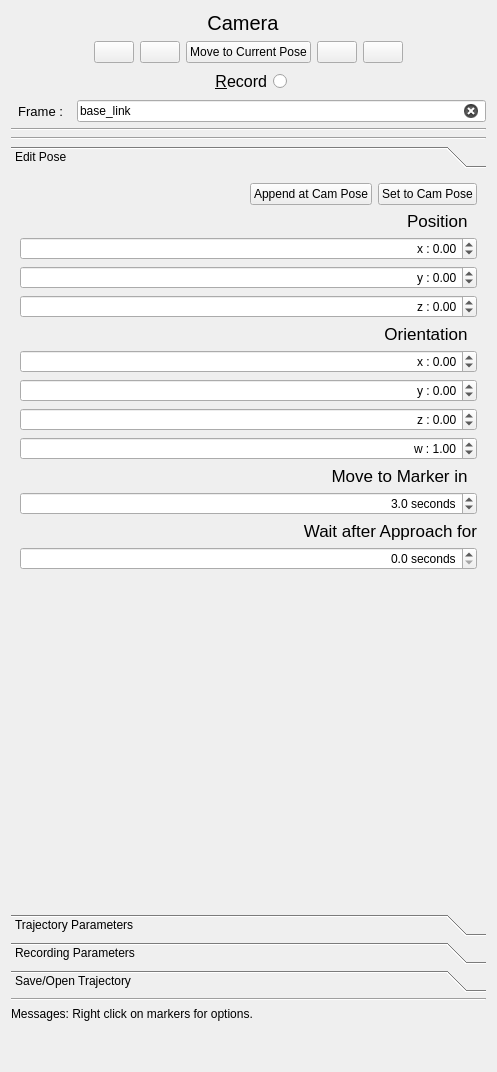
Old version of the form rviz_cinematographer_gui/src/rviz_cinematographer_gui.ui in the repository AIS-Bonn/rviz_cinematographer.
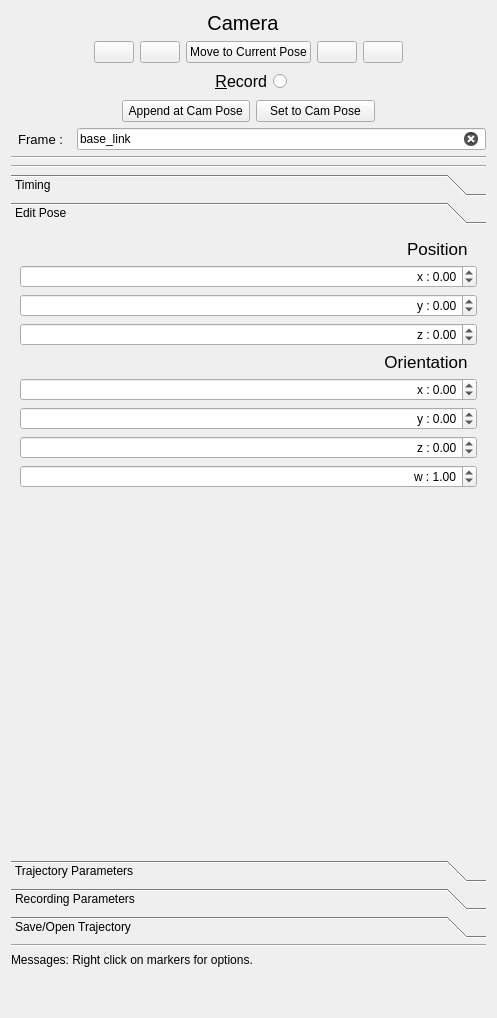
New version of the form. The open tabs and pages were chosen to show the change. Icons and pictures are not drawn.

Commit message: rviz_cinematographer_gui: added table to set transition and wait durations + reorganized gui. addressing issue #5

Diff of the .ui file:
```diff
--- a/rviz_cinematographer_gui/src/rviz_cinematographer_gui.ui
+++ b/rviz_cinematographer_gui/src/rviz_cinematographer_gui.ui
@@ -7,7 +7,7 @@
     <x>0</x>
     <y>0</y>
     <width>497</width>
-    <height>1072</height>
+    <height>1018</height>
    </rect>
   </property>
   <property name="windowTitle">
@@ -300,6 +300,68 @@
        </item>
       </layout>
      </item>
+     <item>
+      <layout class="QHBoxLayout" name="horizontalLayout_2">
+       <item>
+        <spacer name="horizontalSpacer_2">
+         <property name="orientation">
+          <enum>Qt::Horizontal</enum>
+         </property>
+         <property name="sizeHint" stdset="0">
+          <size>
+           <width>40</width>
+           <height>20</height>
+          </size>
+         </property>
+        </spacer>
+       </item>
+       <item>
+        <widget class="QPushButton" name="append_cam_pose">
+         <property name="minimumSize">
+          <size>
+           <width>0</width>
+           <height>0</height>
+          </size>
+         </property>
+         <property name="toolTip">
+          <string>&lt;html&gt;&lt;head/&gt;&lt;body&gt;&lt;p&gt;Append a marker to the trajectory at the current pose of the rviz camera.&lt;/p&gt;&lt;/body&gt;&lt;/html&gt;</string>
+         </property>
+         <property name="text">
+          <string> Append at Cam Pose </string>
+         </property>
+        </widget>
+       </item>
+       <item>
+        <widget class="QPushButton" name="set_pose_to_cam_button">
+         <property name="minimumSize">
+          <size>
+           <width>0</width>
+           <height>0</height>
+          </size>
+         </property>
+         <property name="toolTip">
+          <string>&lt;html&gt;&lt;head/&gt;&lt;body&gt;&lt;p&gt;Set the selected marker's pose to the current pose of the rviz camera.&lt;/p&gt;&lt;/body&gt;&lt;/html&gt;</string>
+         </property>
+         <property name="text">
+          <string>   Set to Cam Pose   </string>
+         </property>
+        </widget>
+       </item>
+       <item>
+        <spacer name="horizontalSpacer_9">
+         <property name="orientation">
+          <enum>Qt::Horizontal</enum>
+         </property>
+         <property name="sizeHint" stdset="0">
+          <size>
+           <width>40</width>
+           <height>20</height>
+          </size>
+         </property>
+        </spacer>
+       </item>
+      </layout>
+     </item>
      <item>
       <layout class="QHBoxLayout" name="horizontalLayout_4">
        <property name="sizeConstraint">
@@ -371,13 +433,88 @@
          <property name="currentIndex">
           <number>3</number>
          </property>
+         <widget class="QWidget" name="page_5">
+          <attribute name="label">
+           <string>Timing</string>
+          </attribute>
+          <layout class="QVBoxLayout" name="verticalLayout_12">
+           <item>
+            <layout class="QVBoxLayout" name="verticalLayout_3">
+             <property name="sizeConstraint">
+              <enum>QLayout::SetMinimumSize</enum>
+             </property>
+             <item>
+              <widget class="QTableWidget" name="marker_table_widget"/>
+             </item>
+             <item>
+              <layout class="QHBoxLayout" name="horizontalLayout_8">
+               <item>
+                <spacer name="horizontalSpacer_11">
+                 <property name="orientation">
+                  <enum>Qt::Horizontal</enum>
+                 </property>
+                 <property name="sizeHint" stdset="0">
+                  <size>
+                   <width>40</width>
+                   <height>20</height>
+                  </size>
+                 </property>
+                </spacer>
+               </item>
+               <item>
+                <widget class="QPushButton" name="add_before_push_button">
+                 <property name="text">
+                  <string> Add Before </string>
+                 </property>
+                </widget>
+               </item>
+               <item>
+                <widget class="QPushButton" name="add_here_push_button">
+                 <property name="text">
+                  <string> Add Here </string>
+                 </property>
+                </widget>
+               </item>
+               <item>
+                <widget class="QPushButton" name="add_after_push_button">
+                 <property name="text">
+                  <string> Add After </string>
+                 </property>
+                </widget>
+               </item>
+               <item>
+                <widget class="QPushButton" name="delete_push_button">
+                 <property name="text">
+                  <string> Delete </string>
+                 </property>
+                </widget>
+               </item>
+               <item>
+                <spacer name="horizontalSpacer_10">
+                 <property name="orientation">
+                  <enum>Qt::Horizontal</enum>
+                 </property>
+                 <property name="sizeHint" stdset="0">
+                  <size>
+                   <width>40</width>
+                   <height>20</height>
+                  </size>
+                 </property>
+                </spacer>
+               </item>
+              </layout>
+             </item>
+            </layout>
+           </item>
+          </layout>
+         </widget>
          <widget class="QWidget" name="page">
           <property name="geometry">
            <rect>
             <x>0</x>
             <y>0</y>
             <width>481</width>
-            <height>622</height>
+            <height>522</height>
            </rect>
           </property>
           <attribute name="label">
@@ -392,55 +529,6 @@
              <property name="sizeConstraint">
               <enum>QLayout::SetMinimumSize</enum>
              </property>
-             <item>
-              <layout class="QHBoxLayout" name="horizontalLayout_2">
-               <item>
-                <spacer name="horizontalSpacer_2">
-                 <property name="orientation">
-                  <enum>Qt::Horizontal</enum>
-                 </property>
-                 <property name="sizeHint" stdset="0">
-                  <size>
-                   <width>40</width>
-                   <height>20</height>
-                  </size>
-                 </property>
-                </spacer>
-               </item>
-               <item>
-                <widget class="QPushButton" name="append_cam_pose">
-                 <property name="minimumSize">
-                  <size>
-                   <width>0</width>
-                   <height>0</height>
-                  </size>
-                 </property>
-                 <property name="toolTip">
-                  <string>&lt;html&gt;&lt;head/&gt;&lt;body&gt;&lt;p&gt;Append a marker to the trajectory at the current pose of the rviz camera.&lt;/p&gt;&lt;/body&gt;&lt;/html&gt;</string>
-                 </property>
-                 <property name="text">
-                  <string>Append at Cam Pose</string>
-                 </property>
-                </widget>
-               </item>
-               <item>
-                <widget class="QPushButton" name="set_pose_to_cam_button">
-                 <property name="minimumSize">
-                  <size>
-                   <width>0</width>
-                   <height>0</height>
-                  </size>
-                 </property>
-                 <property name="toolTip">
-                  <string>&lt;html&gt;&lt;head/&gt;&lt;body&gt;&lt;p&gt;Set the selected marker's pose to the current pose of the rviz camera.&lt;/p&gt;&lt;/body&gt;&lt;/html&gt;</string>
-                 </property>
-                 <property name="text">
-                  <string>Set to Cam Pose</string>
-                 </property>
-                </widget>
-               </item>
-              </layout>
-             </item>
              <item>
               <widget class="QLabel" name="label_2">
                <property name="font">
@@ -610,86 +698,6 @@
                </property>
               </widget>
              </item>
-             <item>
-              <widget class="QLabel" name="label_6">
-               <property name="font">
-                <font>
-                 <pointsize>13</pointsize>
-                </font>
-               </property>
-               <property name="text">
-                <string>Move to Marker in  </string>
-               </property>
-               <property name="alignment">
-                <set>Qt::AlignRight|Qt::AlignTrailing|Qt::AlignVCenter</set>
-               </property>
-              </widget>
-             </item>
-             <item>
-              <widget class="QDoubleSpinBox" name="transition_duration_spin_box">
-               <property name="toolTip">
-                <string>&lt;html&gt;&lt;head/&gt;&lt;body&gt;&lt;p&gt;Time the camera needs to move from the previous marker inthe trajectory to this one.&lt;/p&gt;&lt;/body&gt;&lt;/html&gt;</string>
-               </property>
-               <property name="alignment">
-                <set>Qt::AlignRight|Qt::AlignTrailing|Qt::AlignVCenter</set>
-               </property>
-               <property name="prefix">
-                <string/>
-               </property>
-               <property name="suffix">
-                <string> seconds</string>
-               </property>
-               <property name="decimals">
-                <number>1</number>
-               </property>
-               <property name="maximum">
-                <double>100.000000000000000</double>
-               </property>
-               <property name="singleStep">
-                <double>0.100000000000000</double>
-               </property>
-               <property name="value">
-                <double>3.000000000000000</double>
-               </property>
-              </widget>
-             </item>
-             <item>
-              <widget class="QLabel" name="label_11">
-               <property name="font">
-                <font>
-                 <pointsize>13</pointsize>
-                </font>
-               </property>
-               <property name="layoutDirection">
-                <enum>Qt::LeftToRight</enum>
-               </property>
-               <property name="text">
-                <string>Wait after Approach for</string>
-               </property>
-               <property name="alignment">
-                <set>Qt::AlignRight|Qt::AlignTrailing|Qt::AlignVCenter</set>
-               </property>
-              </widget>
-             </item>
-             <item>
-              <widget class="QDoubleSpinBox" name="wait_duration_spin_box">
-               <property name="layoutDirection">
-                <enum>Qt::LeftToRight</enum>
-               </property>
-               <property name="alignment">
-                <set>Qt::AlignRight|Qt::AlignTrailing|Qt::AlignVCenter</set>
-               </property>
-               <property name="suffix">
-                <string> seconds</string>
-               </property>
-               <property name="decimals">
-                <number>1</number>
-               </property>
-               <property name="singleStep">
-                <double>0.100000000000000</double>
-               </property>
-              </widget>
-             </item>
              <item>
               <spacer name="verticalSpacer_5">
                <property name="orientation">
```
Left out of the diff: 10 changed lines with no effect on the pictures. The commit also changes 2 other files.
